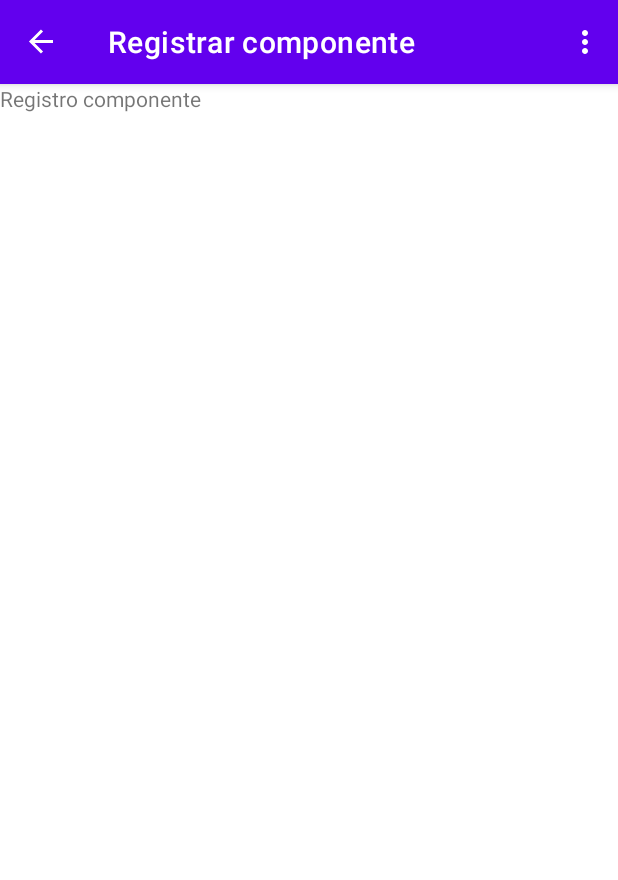
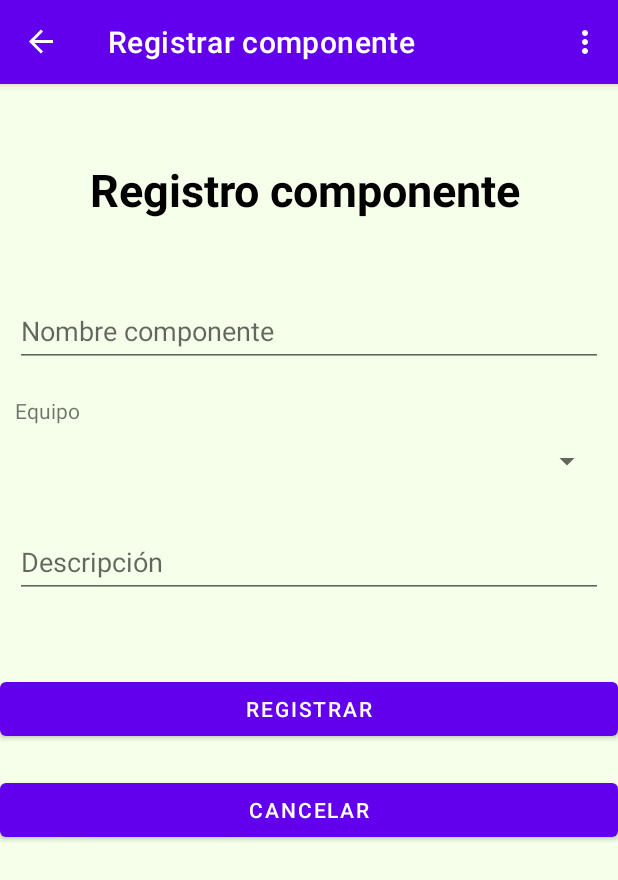
Before and after one commit to DanielRuizC/SmartLab_Android_TF, an Android app: the registroComponenteFragment screen opened through its navigation route, on a phone screen of 412 x 824 dp. Shown: the top 880 px of the screen. Run offline under Robolectric (Android 15) with nearby library versions, the phone set to English and light mode, and no system bars; our stand-ins replace navigation-ui.

Commit message:
últimos detalles 25/08

```diff
--- a/app/src/main/java/com/project/smartlab_tf/ui/Perfil/PerfilFragment.java
+++ b/app/src/main/java/com/project/smartlab_tf/ui/Perfil/PerfilFragment.java
@@ -24,8 +24,6 @@ public class PerfilFragment extends Fragment {
         binding = FragmentPerfilBinding.inflate(inflater, container, false);
         View root = binding.getRoot();
 
-        final TextView textView = binding.textHome;
-        perfilViewModel.getText().observe(getViewLifecycleOwner(), textView::setText);
         return root;
     }
 
--- a/app/src/main/res/layout/fragment_comentario.xml
+++ b/app/src/main/res/layout/fragment_comentario.xml
@@ -61,8 +61,8 @@
         android:layout_marginStart="23dp"
         android:layout_marginBottom="33dp"
         android:ems="10"
+        android:hint="Responder"
         android:inputType="textPersonName"
-        android:text="Responder"
         app:layout_constraintBottom_toBottomOf="parent"
         app:layout_constraintStart_toStartOf="parent"
         tools:ignore="TouchTargetSizeCheck" />
--- a/app/src/main/res/layout/fragment_registro_componente.xml
+++ b/app/src/main/res/layout/fragment_registro_componente.xml
@@ -1,13 +1,95 @@
 <?xml version="1.0" encoding="utf-8"?>
-<FrameLayout xmlns:android="http://schemas.android.com/apk/res/android"
+<LinearLayout xmlns:android="http://schemas.android.com/apk/res/android"
     xmlns:tools="http://schemas.android.com/tools"
     android:layout_width="match_parent"
     android:layout_height="match_parent"
+    android:background="#32CCFF90"
+    android:orientation="vertical"
     tools:context=".ui.registroComponente.registroComponenteFragment">
 
     <TextView
+        android:id="@+id/textView19"
         android:layout_width="match_parent"
-        android:layout_height="match_parent"
-        android:text="Registro componente" />
+        android:layout_height="50dp" />
 
-</FrameLayout>
+    <TextView
+        android:layout_width="wrap_content"
+        android:layout_height="wrap_content"
+        android:layout_marginStart="60dp"
+        android:text="Registro componente"
+        android:textColor="@color/black"
+        android:textSize="30sp"
+        android:textStyle="bold" />
+
+    <TextView
+        android:id="@+id/textView22"
+        android:layout_width="match_parent"
+        android:layout_height="50dp" />
+
+    <AutoCompleteTextView
+        android:id="@+id/autoCompleteTextView4"
+        android:layout_width="match_parent"
+        android:layout_height="wrap_content"
+        android:layout_marginStart="10dp"
+        android:layout_marginEnd="10dp"
+        android:hint="Nombre componente"
+        android:minHeight="48dp" />
+
+    <TextView
+        android:id="@+id/textView31"
+        android:layout_width="match_parent"
+        android:layout_height="wrap_content" />
+
+    <TextView
+        android:id="@+id/textView25"
+        android:layout_width="match_parent"
+        android:layout_height="wrap_content"
+        android:layout_marginStart="10dp"
+        android:text="Equipo" />
+
+    <Spinner
+        android:id="@+id/spinner"
+        android:layout_width="match_parent"
+        android:layout_height="wrap_content"
+        android:layout_marginStart="10dp"
+        android:layout_marginEnd="10dp"
+        android:minHeight="48dp"
+        tools:ignore="SpeakableTextPresentCheck" />
+
+    <TextView
+        android:id="@+id/textView53"
+        android:layout_width="match_parent"
+        android:layout_height="wrap_content" />
+
+    <AutoCompleteTextView
+        android:id="@+id/autoCompleteTextView5"
+        android:layout_width="match_parent"
+        android:layout_height="wrap_content"
+        android:layout_marginStart="10dp"
+        android:layout_marginEnd="10dp"
+        android:hint="Descripción"
+        android:minHeight="48dp" />
+
+    <TextView
+        android:id="@+id/textView54"
+        android:layout_width="match_parent"
+        android:layout_height="50dp" />
+
+    <Button
+        android:id="@+id/button3"
+        android:layout_width="match_parent"
+        android:layout_height="wrap_content"
+        android:text="Registrar" />
+
+    <TextView
+        android:id="@+id/textView61"
+        android:layout_width="match_parent"
+        android:layout_height="wrap_content" />
+
+    <Button
+        android:id="@+id/button12"
+        android:layout_width="match_parent"
+        android:layout_height="wrap_content"
+        android:text="cancelar" />
+
+</LinearLayout>
```
Also changed, not shown: app/src/main/res/layout/fragment_perfil.xml (+1 -16 lines), app/src/main/res/layout/fragment_registro_equipo.xml (+29 -6 lines).
